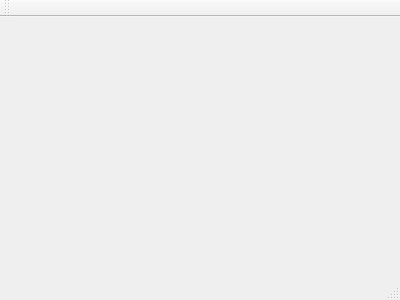
Qt form mainwindow.ui (mrafcho001/LockheedInanimation) before a commit.
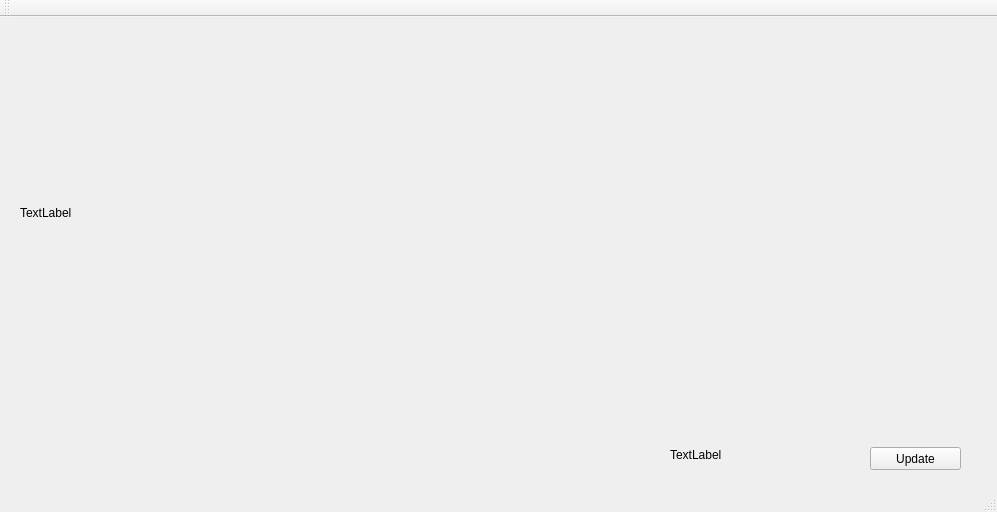
The same form after that commit.

Diff of the .ui file:
```diff
--- a/mainwindow.ui
+++ b/mainwindow.ui
@@ -1,24 +1,79 @@
 <ui version="4.0">
  <class>MainWindow</class>
- <widget class="QMainWindow" name="MainWindow" >
-  <property name="geometry" >
+ <widget class="QMainWindow" name="MainWindow">
+  <property name="geometry">
    <rect>
     <x>0</x>
     <y>0</y>
-    <width>400</width>
-    <height>300</height>
+    <width>997</width>
+    <height>512</height>
    </rect>
   </property>
   <property name="windowTitle" >
    <string>MainWindow</string>
   </property>
-  <widget class="QMenuBar" name="menuBar" />
-  <widget class="QToolBar" name="mainToolBar" />
-  <widget class="QWidget" name="centralWidget" />
-  <widget class="QStatusBar" name="statusBar" />
+  <widget class="QWidget" name="centralWidget">
+   <widget class="QLabel" name="label">
+    <property name="geometry">
+     <rect>
+      <x>20</x>
+      <y>10</y>
+      <width>881</width>
+      <height>371</height>
+     </rect>
+    </property>
+    <property name="text">
+     <string>TextLabel</string>
+    </property>
+   </widget>
+   <widget class="QPushButton" name="pbUpdate">
+    <property name="geometry">
+     <rect>
+      <x>870</x>
+      <y>430</y>
+      <width>91</width>
+      <height>23</height>
+     </rect>
+    </property>
+    <property name="text">
+     <string>Update</string>
+    </property>
+   </widget>
+   <widget class="QLabel" name="label_2">
+    <property name="geometry">
+     <rect>
+      <x>670</x>
+      <y>430</y>
+      <width>161</width>
+      <height>16</height>
+     </rect>
+    </property>
+    <property name="text">
+     <string>TextLabel</string>
+    </property>
+   </widget>
+  </widget>
+  <widget class="QMenuBar" name="menuBar">
+   <property name="geometry">
+    <rect>
+     <x>0</x>
+     <y>0</y>
+     <width>997</width>
+     <height>20</height>
+    </rect>
+   </property>
+  </widget>
+  <widget class="QToolBar" name="mainToolBar">
+   <attribute name="toolBarArea">
+    <enum>TopToolBarArea</enum>
+   </attribute>
+   <attribute name="toolBarBreak">
+    <bool>false</bool>
+   </attribute>
+  </widget>
+  <widget class="QStatusBar" name="statusBar"/>
  </widget>
- <layoutDefault spacing="6" margin="11" />
- <pixmapfunction></pixmapfunction>
+ <layoutdefault spacing="6" margin="11"/>
  <resources/>
  <connections/>
 </ui>
```
Left out of the diff: 3 changed lines with no effect on the pictures.
